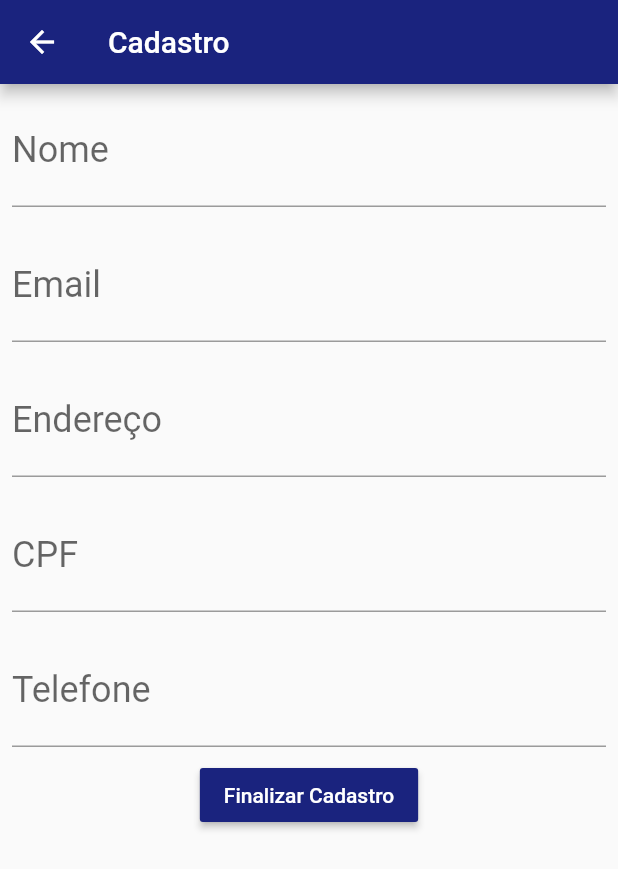
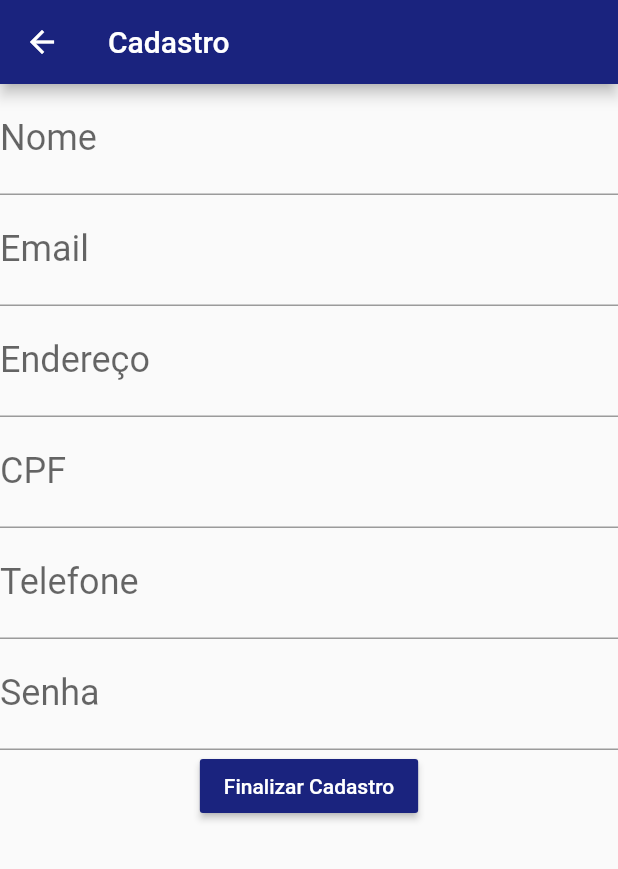
Before and after one commit to danvb112/restauranteApp, a Flutter app: the screen it shows after launch, after a tap on "Criar uma nova conta", on a phone screen of 412 x 824 dp. Shown: the top 869 px of the screen. Run offline on Flutter 3.47's test engine with Material 2 defaults, Android fonts, the phone set to English and light mode, and no system bars; our stand-ins replace sqflite; accounts and stored records are empty.

Commit message:
Incremento do bd no login

```diff
--- a/lib/main.dart
+++ b/lib/main.dart
@@ -1,8 +1,13 @@
 import 'package:flutter/material.dart';
+import 'package:restauranteapp/database/appdatabase.dart';
 import 'package:restauranteapp/screens/login.dart';
-import 'package:restauranteapp/screens/register.dart';
 
-void main() => runApp(MyApp());
+
+void main() {
+  runApp(MyApp());
+
+  }
+
 
 class MyApp extends StatelessWidget {
   @override
--- /dev/null
+++ b/lib/model/User.dart
@@ -0,0 +1,12 @@
+class User{
+  final String name;
+  final String email;
+  final String address;
+  final String cpf;
+  final String fone;
+  final String password;
+
+  User(this.name, this.email, this.address, this.cpf, this.fone, this.password);
+
+
+}
--- a/lib/screens/login.dart
+++ b/lib/screens/login.dart
@@ -22,11 +22,10 @@ class LoginScreen extends StatelessWidget {
               mainAxisAlignment: MainAxisAlignment.center,
               crossAxisAlignment: CrossAxisAlignment.center,
               children: <Widget>[
-                //Image.asset('images/mulher_cozinhando.jpg'),
                 Text(
                   'Bem vindo ao RestauranteApp',
                   style: TextStyle(
-                    color: Colors.indigo[900],
+                    color: Colors.black,
                     fontSize: 24,
                   ),
                 ),
@@ -91,8 +90,9 @@ class InputLogin extends StatelessWidget {
         width: 300,
         child: TextField(
           obscureText: obscureText,
-          style: TextStyle(fontSize: 24),
+          style: TextStyle(fontSize: 24, color: Colors.black),
           decoration: InputDecoration(
+            fillColor: Colors.white,
             icon: Icon(icon),
             labelText: labelText,
           ),
--- a/lib/screens/register.dart
+++ b/lib/screens/register.dart
@@ -1,7 +1,26 @@
 import 'package:flutter/cupertino.dart';
 import 'package:flutter/material.dart';
+import 'package:restauranteapp/database/appdatabase.dart';
+import 'package:restauranteapp/model/User.dart';
 
-class Register extends StatelessWidget {
+class Register extends StatefulWidget {
+  @override
+  _RegisterState createState() => _RegisterState();
+}
+
+class _RegisterState extends State<Register> {
+  final TextEditingController _controladorNome = TextEditingController();
+
+  final TextEditingController _controladorEmail = TextEditingController();
+
+  final TextEditingController _controladorEndereco = TextEditingController();
+
+  final TextEditingController _controladorCpf = TextEditingController();
+
+  final TextEditingController _controladorTelefone = TextEditingController();
+
+  final TextEditingController _controladorSenha = TextEditingController();
+
   @override
   Widget build(BuildContext context) {
     return Scaffold(
@@ -9,37 +28,89 @@ class Register extends StatelessWidget {
       body: SingleChildScrollView(
         child: Column(
           children: <Widget>[
-            InputText(
+            TextField(
+              controller: _controladorNome,
+              keyboardType: TextInputType.text,
+              style: TextStyle(
+                fontSize: 24,
+              ),
+              decoration: InputDecoration(
                 labelText: 'Nome',
                 hintText: 'Daniel',
-              keyBoardType: TextInputType.text,
               ),
-            InputText(
+            ),
+            TextField(
+              controller: _controladorEmail,
+              keyboardType: TextInputType.emailAddress,
+              style: TextStyle(
+                fontSize: 24,
+              ),
+              decoration: InputDecoration(
                 labelText: 'Email',
                 hintText: 'nome@email.com',
-              keyBoardType: TextInputType.emailAddress,
               ),
-            InputText(
+            ),
+            TextField(
+              controller: _controladorEndereco,
+              keyboardType: TextInputType.text,
+              style: TextStyle(
+                fontSize: 24,
+              ),
+              decoration: InputDecoration(
                 labelText: 'Endereço',
-              hintText: 'Rua fulana, numero 200',
-              keyBoardType: TextInputType.text,
+                hintText: 'Rua tal, Numero 2200',
               ),
-            InputText(
+            ),
+            TextField(
+              controller: _controladorCpf,
+              keyboardType: TextInputType.number,
+              style: TextStyle(
+                fontSize: 24,
+              ),
+              decoration: InputDecoration(
                 labelText: 'CPF',
                 hintText: '123.456.789-69',
-              keyBoardType: TextInputType.number,
               ),
-            InputText(
-              labelText: 'Telefone',
-              hintText: '(81)98654213',
-              keyBoardType: TextInputType.number,
             ),
-
+            TextField(
+              controller: _controladorTelefone,
+              keyboardType: TextInputType.number,
+              style: TextStyle(
+                fontSize: 24,
+              ),
+              decoration: InputDecoration(
+                labelText: "Telefone",
+                hintText: '(81)996541235',
+              ),
+            ),
+            TextField(
+              obscureText: true,
+              controller: _controladorSenha,
+              keyboardType: TextInputType.number,
+              style: TextStyle(
+                fontSize: 24,
+              ),
+              decoration: InputDecoration(
+                labelText: "Senha",
+                hintText: '....',
+              ),
+            ),
             RaisedButton(
               child: Text("Finalizar Cadastro"),
               color: Colors.indigo[900],
               textColor: Colors.white,
-              onPressed: (){},
+              onPressed: () {
+                final String name = _controladorNome.text;
+                final String email = _controladorEmail.text;
+                final String address = _controladorEndereco.text;
+                final String cpf = _controladorCpf.text;
+                final String fone = _controladorTelefone.text;
+                final String password = _controladorSenha.text;
+                final User newUser = User(name, email, address, cpf, fone, password);
+                save(newUser);
+                findAll();
+                Navigator.pop(context);
+              },
             )
           ],
         ),
@@ -47,30 +118,3 @@ class Register extends StatelessWidget {
     );
   }
 }
-
-
-class InputText extends StatelessWidget {
-  final String labelText;
-  final String hintText;
-  final TextInputType keyBoardType;
-  final TextEditingController _inputController = TextEditingController();
-  InputText({@required this.labelText, this.hintText, this.keyBoardType});
-
-  @override
-  Widget build(BuildContext context) {
-    return Padding(
-      padding: const EdgeInsets.all(8.0),
-      child: TextField(
-        controller: _inputController,
-        keyboardType: keyBoardType,
-        style: TextStyle(
-          fontSize: 24,
-        ),
-        decoration: InputDecoration(
-          labelText: labelText,
-          hintText: hintText,
-        ),
-      ),
-    );
-  }
-}
--- a/pubspec.yaml
+++ b/pubspec.yaml
@@ -19,6 +19,8 @@ environment:
 dependencies:
   flutter:
     sdk: flutter
+  sqflite:
+  path:
 
   # The following adds the Cupertino Icons font to your application.
   # Use with the CupertinoIcons class for iOS style icons.
```
Also changed, not shown: lib/database/appdatabase.dart (added, +75 -0 lines), pubspec.lock. Lines whose indentation alone changed are shown as unchanged.
